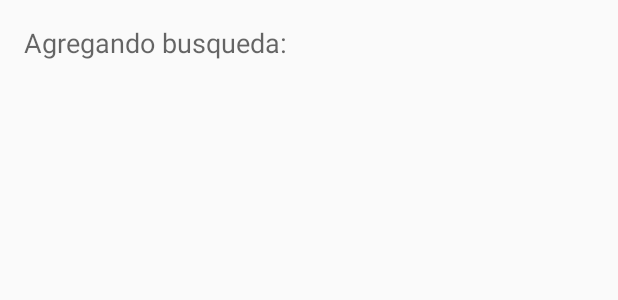
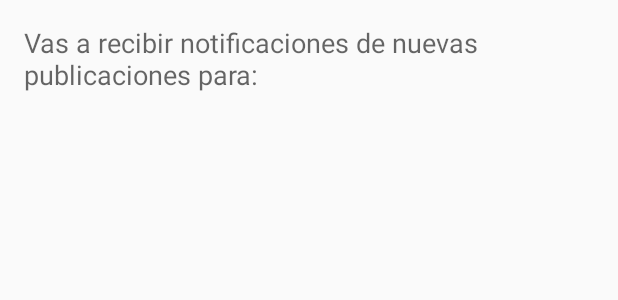
Before and after one commit to DumontIT/mi-mercado-libre_android, an Android app: the layout activity_add_query.xml on its own in the app's theme, with its tools: preview values and no code run, on a phone screen of 412 x 824 dp. Shown: the top 300 px of the screen. Run offline under Robolectric (Android 15) with nearby library versions, the phone set to English and light mode, and no system bars.

Commit message:
Update introduction message for add query activity.

```diff
--- a/Super ML (Mobile App)/src/main/res/values/strings.xml
+++ b/Super ML (Mobile App)/src/main/res/values/strings.xml
@@ -16,6 +16,6 @@
     <string name="error_generic">Ocurrió un error, intente de nuevo más tarde</string>
     <string name="home_checking_ml_site">Estás en Mercado Libre</string>
     <string name="save">Guardar</string>
-    <string name="add_query_introduction_text">Agregando busqueda:</string>
+    <string name="add_query_introduction_text">Vas a recibir notificaciones de nuevas publicaciones para:</string>
 
 </resources>
```
Also changed, not shown: 1 other file.
